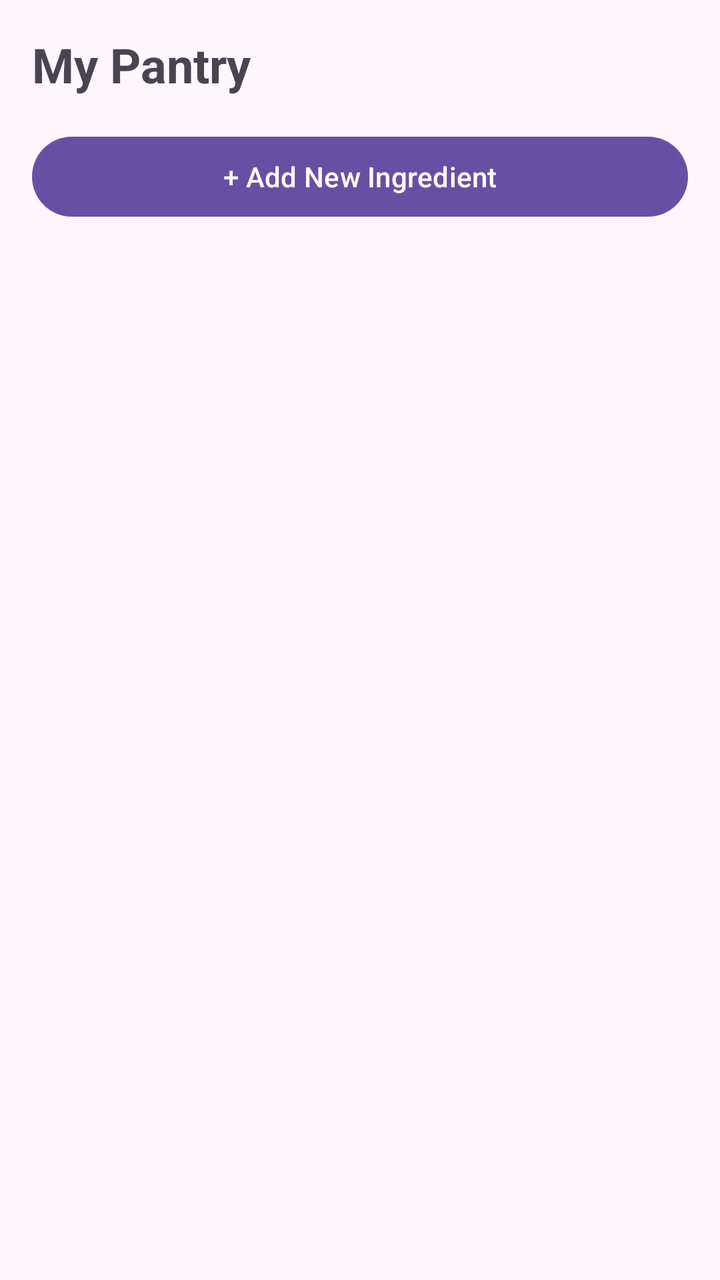
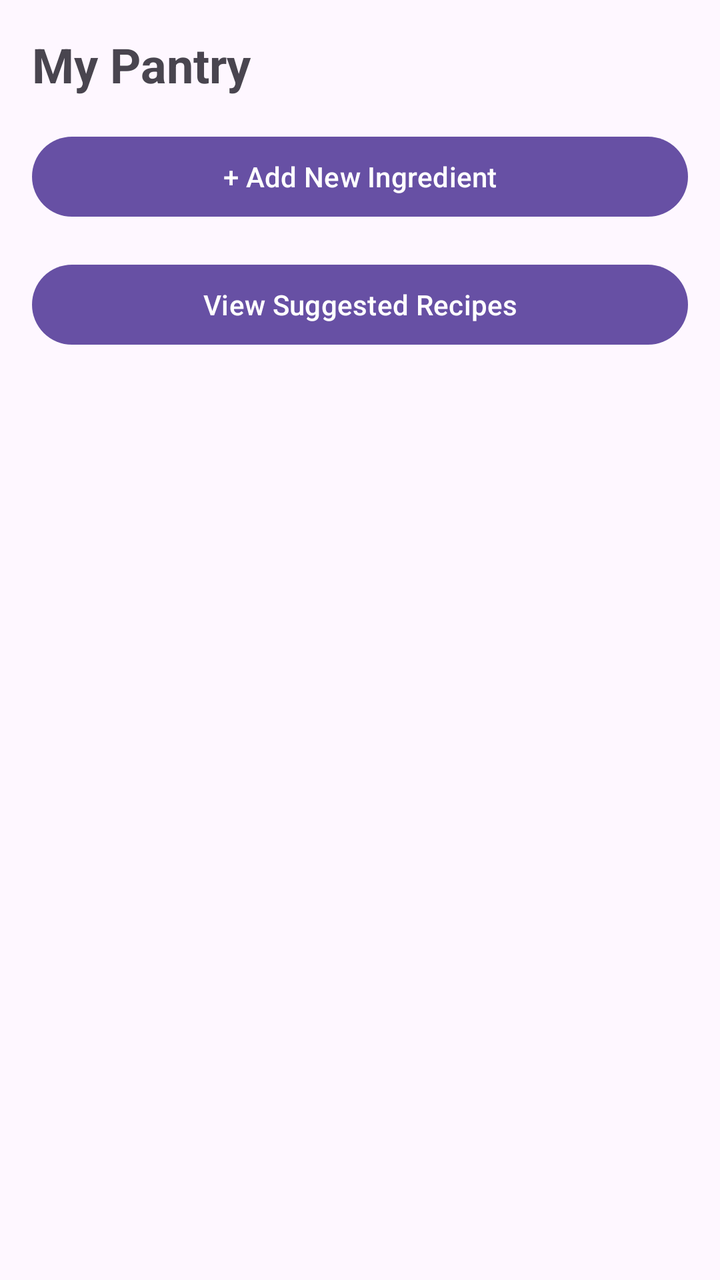

An Android layout rendered at two revisions. The XML below is the earlier revision; the diff shows what the commit changed to produce the second picture.
<!-- AndroidManifest.xml: application theme Theme.SmartPantryManager -->
<!-- res/layout/activity_main.xml -->
<?xml version="1.0" encoding="utf-8"?>
<LinearLayout xmlns:android="http://schemas.android.com/apk/res/android"
    android:layout_width="match_parent"
    android:layout_height="match_parent"
    android:orientation="vertical"
    android:padding="16dp">

    <TextView
        android:layout_width="wrap_content"
        android:layout_height="wrap_content"
        android:text="My Pantry"
        android:textSize="24sp"
        android:textStyle="bold"
        android:layout_marginBottom="16dp" />

    <Button
        android:id="@+id/btnAddIngredient"
        android:layout_width="match_parent"
        android:layout_height="wrap_content"
        android:text="+ Add New Ingredient"
        android:layout_marginBottom="16dp" />

    <androidx.recyclerview.widget.RecyclerView
        android:id="@+id/recyclerView"
        android:layout_width="match_parent"
        android:layout_height="match_parent" />

</LinearLayout>
<!-- resources referenced by this layout -->
<resources>
  <style name="Theme.SmartPantryManager" parent="Base.Theme.SmartPantryManager" />
  <style name="Base.Theme.SmartPantryManager" parent="Theme.Material3.DayNight.NoActionBar">
          
          
      </style>
</resources>

<!-- the commit's change to res/layout/activity_main.xml (unified diff, before → after) -->
@@ -20,6 +20,13 @@
         android:text="+ Add New Ingredient"
         android:layout_marginBottom="16dp" />
 
+    <Button
+        android:id="@+id/btnSuggestedRecipes"
+        android:layout_width="match_parent"
+        android:layout_height="wrap_content"
+        android:text="View Suggested Recipes"
+        android:layout_marginBottom="16dp" />
+
     <androidx.recyclerview.widget.RecyclerView
         android:id="@+id/recyclerView"
         android:layout_width="match_parent"
